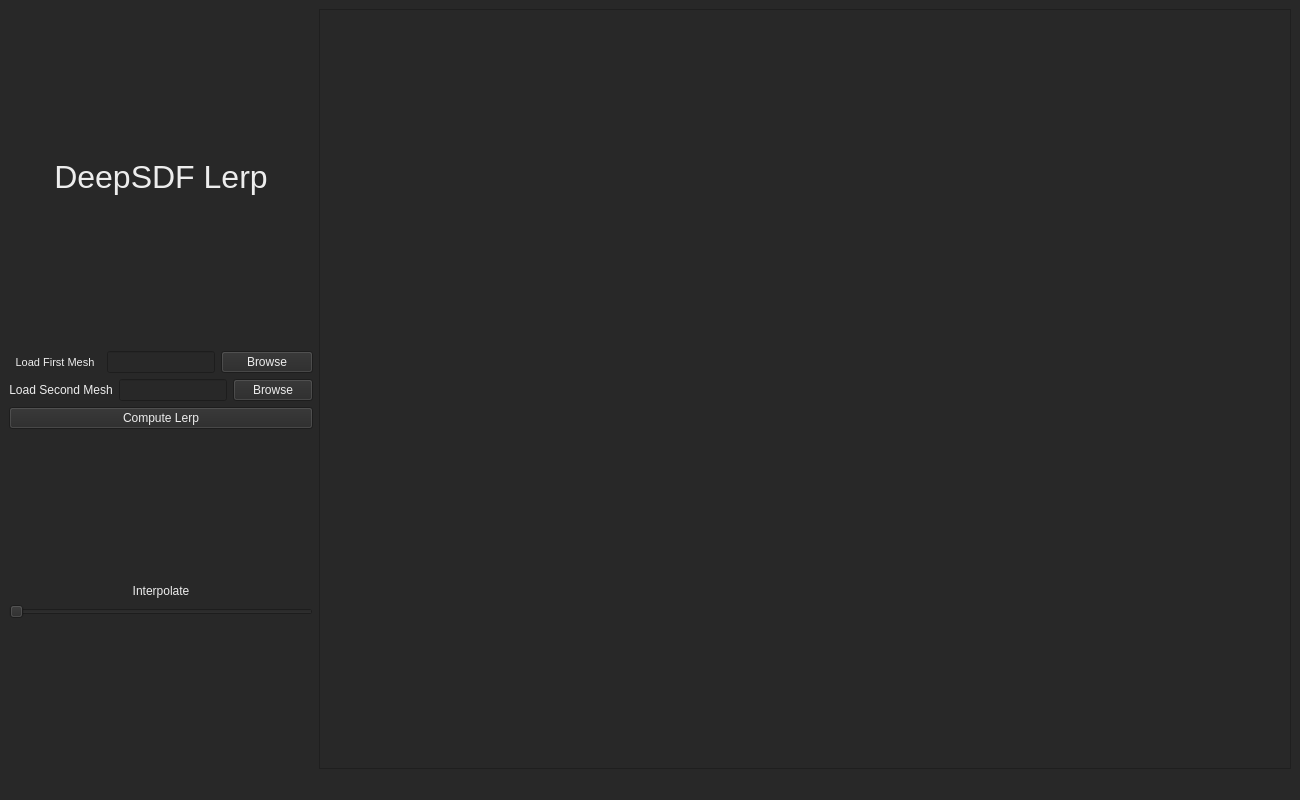
This is gui/gui.ui in Mickelbil84/DeepSDFLerp as Qt 5 draws it before an edit. The edited form follows.
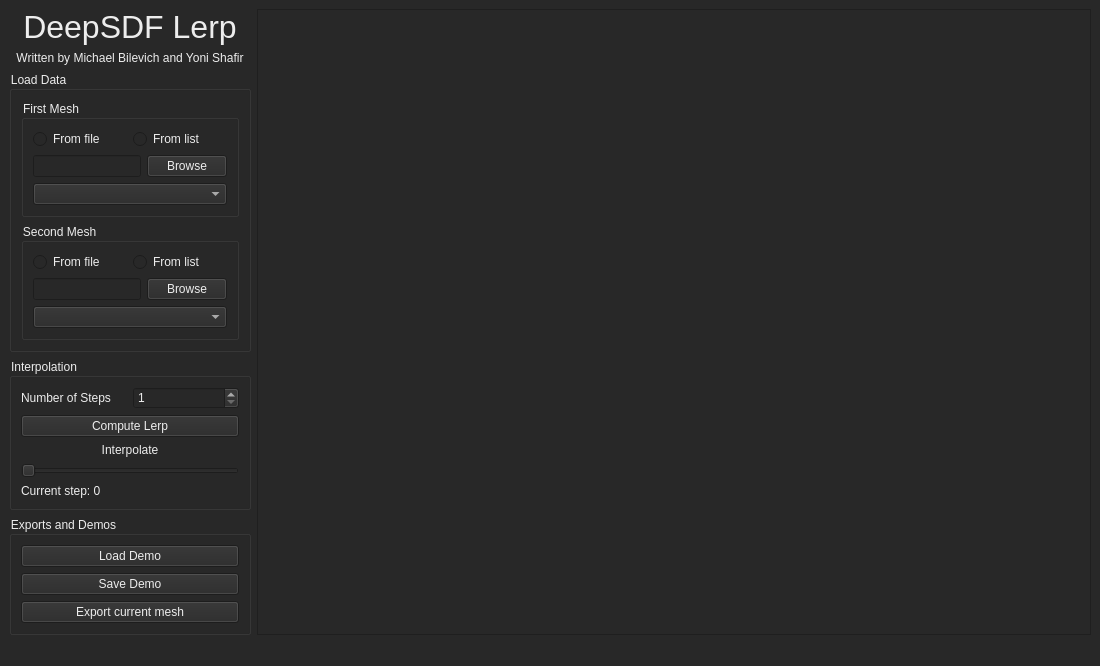
This is the edited form.

Patch:
```diff
--- a/gui/gui.ui
+++ b/gui/gui.ui
@@ -6,8 +6,8 @@
    <rect>
     <x>0</x>
     <y>0</y>
-    <width>1300</width>
-    <height>800</height>
+    <width>1100</width>
+    <height>658</height>
    </rect>
   </property>
   <property name="windowTitle">
@@ -22,19 +22,6 @@
    <layout class="QHBoxLayout" name="horizontalLayout_4">
     <item>
      <layout class="QVBoxLayout" name="verticalLayout">
-      <item>
-       <spacer name="verticalSpacer_4">
-        <property name="orientation">
-         <enum>Qt::Vertical</enum>
-        </property>
-        <property name="sizeHint" stdset="0">
-         <size>
-          <width>20</width>
-          <height>40</height>
-         </size>
-        </property>
-       </spacer>
-      </item>
       <item>
        <widget class="QLabel" name="label">
         <property name="sizePolicy">
@@ -60,43 +47,49 @@
        </widget>
       </item>
       <item>
-       <spacer name="verticalSpacer_3">
-        <property name="orientation">
-         <enum>Qt::Vertical</enum>
+       <widget class="QLabel" name="label_3">
+        <property name="text">
+         <string>Written by Michael Bilevich and Yoni Shafir</string>
         </property>
-        <property name="sizeHint" stdset="0">
-         <size>
-          <width>20</width>
-          <height>40</height>
-         </size>
+        <property name="alignment">
+         <set>Qt::AlignCenter</set>
         </property>
-       </spacer>
+       </widget>
+      </item>
+      <item>
+       <widget class="QGroupBox" name="groupBox_3">
+        <property name="title">
+         <string>Load Data</string>
+        </property>
+        <layout class="QVBoxLayout" name="verticalLayout_5">
+         <item>
+          <widget class="QGroupBox" name="groupBox">
+           <property name="title">
+            <string>First Mesh</string>
+           </property>
+           <layout class="QVBoxLayout" name="verticalLayout_3">
+            <item>
+             <layout class="QHBoxLayout" name="horizontalLayout_6">
+              <item>
+               <widget class="QRadioButton" name="first_fromFile">
+                <property name="text">
+                 <string>From file</string>
+                </property>
+               </widget>
+              </item>
+              <item>
+               <widget class="QRadioButton" name="first_fromList">
+                <property name="text">
+                 <string>From list</string>
+                </property>
+               </widget>
+              </item>
+             </layout>
       </item>
       <item>
        <layout class="QHBoxLayout" name="horizontalLayout">
         <item>
-         <widget class="QLabel" name="label_2">
-          <property name="sizePolicy">
-           <sizepolicy hsizetype="Preferred" vsizetype="Minimum">
-            <horstretch>0</horstretch>
-            <verstretch>0</verstretch>
-           </sizepolicy>
-          </property>
-          <property name="font">
-           <font>
-            <pointsize>8</pointsize>
-           </font>
-          </property>
-          <property name="text">
-           <string>Load First Mesh</string>
-          </property>
-          <property name="alignment">
-           <set>Qt::AlignCenter</set>
-          </property>
-         </widget>
-        </item>
-        <item>
-         <widget class="QLineEdit" name="lineEdit">
+               <widget class="QLineEdit" name="first_pathEdit">
           <property name="sizePolicy">
            <sizepolicy hsizetype="Minimum" vsizetype="Fixed">
             <horstretch>0</horstretch>
@@ -115,6 +108,36 @@
           </property>
           <property name="text">
            <string>Browse</string>
+                </property>
+               </widget>
+              </item>
+             </layout>
+            </item>
+            <item>
+             <widget class="QComboBox" name="fist_comboBox"/>
+            </item>
+           </layout>
+          </widget>
+         </item>
+         <item>
+          <widget class="QGroupBox" name="groupBox_2">
+           <property name="title">
+            <string>Second Mesh</string>
+           </property>
+           <layout class="QVBoxLayout" name="verticalLayout_4">
+            <item>
+             <layout class="QHBoxLayout" name="horizontalLayout_7">
+              <item>
+               <widget class="QRadioButton" name="second_fromFile">
+                <property name="text">
+                 <string>From file</string>
+                </property>
+               </widget>
+              </item>
+              <item>
+               <widget class="QRadioButton" name="second_fromList">
+                <property name="text">
+                 <string>From list</string>
           </property>
          </widget>
         </item>
@@ -123,33 +146,23 @@
       <item>
        <layout class="QHBoxLayout" name="horizontalLayout_3">
         <item>
-         <widget class="QLabel" name="label_3">
+               <widget class="QLineEdit" name="second_pathEdit">
           <property name="sizePolicy">
-           <sizepolicy hsizetype="Preferred" vsizetype="Minimum">
+                 <sizepolicy hsizetype="Minimum" vsizetype="Fixed">
             <horstretch>0</horstretch>
             <verstretch>0</verstretch>
            </sizepolicy>
           </property>
-          <property name="text">
-           <string>Load Second Mesh</string>
-          </property>
-          <property name="alignment">
-           <set>Qt::AlignCenter</set>
-          </property>
          </widget>
         </item>
         <item>
-         <widget class="QLineEdit" name="lineEdit_3">
+               <widget class="QPushButton" name="second_browseButton">
           <property name="sizePolicy">
            <sizepolicy hsizetype="Minimum" vsizetype="Fixed">
             <horstretch>0</horstretch>
             <verstretch>0</verstretch>
            </sizepolicy>
           </property>
-         </widget>
-        </item>
-        <item>
-         <widget class="QPushButton" name="pushButton_3">
           <property name="text">
            <string>Browse</string>
           </property>
@@ -158,25 +171,51 @@
        </layout>
       </item>
       <item>
-       <widget class="QPushButton" name="pushButton_4">
+             <widget class="QComboBox" name="second_comboBox"/>
+            </item>
+           </layout>
+          </widget>
+         </item>
+        </layout>
+       </widget>
+      </item>
+      <item>
+       <widget class="QGroupBox" name="groupBox_4">
+        <property name="title">
+         <string>Interpolation</string>
+        </property>
+        <layout class="QVBoxLayout" name="verticalLayout_6">
+         <item>
+          <layout class="QHBoxLayout" name="horizontalLayout_8">
+           <item>
+            <widget class="QLabel" name="label_2">
+             <property name="text">
+              <string>Number of Steps</string>
+             </property>
+            </widget>
+           </item>
+           <item>
+            <widget class="QSpinBox" name="numStepsSpinbox">
+             <property name="minimum">
+              <number>1</number>
+             </property>
+             <property name="maximum">
+              <number>20</number>
+             </property>
+             <property name="value">
+              <number>1</number>
+             </property>
+            </widget>
+           </item>
+          </layout>
+         </item>
+         <item>
+          <widget class="QPushButton" name="lerpButton">
         <property name="text">
          <string>Compute Lerp</string>
         </property>
        </widget>
       </item>
-      <item>
-       <spacer name="verticalSpacer_2">
-        <property name="orientation">
-         <enum>Qt::Vertical</enum>
-        </property>
-        <property name="sizeHint" stdset="0">
-         <size>
-          <width>20</width>
-          <height>40</height>
-         </size>
-        </property>
-       </spacer>
-      </item>
       <item>
        <widget class="QLabel" name="label_4">
         <property name="sizePolicy">
@@ -194,7 +233,7 @@
        </widget>
       </item>
       <item>
-       <widget class="QSlider" name="horizontalSlider">
+          <widget class="QSlider" name="interpolateSlider">
         <property name="sizePolicy">
          <sizepolicy hsizetype="Minimum" vsizetype="Fixed">
           <horstretch>0</horstretch>
@@ -207,6 +246,46 @@
        </widget>
       </item>
       <item>
+          <widget class="QLabel" name="currentStepLabel">
+           <property name="text">
+            <string>Current step: 0</string>
+           </property>
+          </widget>
+         </item>
+        </layout>
+       </widget>
+      </item>
+      <item>
+       <widget class="QGroupBox" name="groupBox_5">
+        <property name="title">
+         <string>Exports and Demos</string>
+        </property>
+        <layout class="QVBoxLayout" name="verticalLayout_7">
+         <item>
+          <widget class="QPushButton" name="loadDemoButton">
+           <property name="text">
+            <string>Load Demo</string>
+           </property>
+          </widget>
+         </item>
+         <item>
+          <widget class="QPushButton" name="saveDemoButton">
+           <property name="text">
+            <string>Save Demo</string>
+           </property>
+          </widget>
+         </item>
+         <item>
+          <widget class="QPushButton" name="exportCurrentMeshButton">
+           <property name="text">
+            <string>Export current mesh</string>
+           </property>
+          </widget>
+         </item>
+        </layout>
+       </widget>
+      </item>
+      <item>
        <spacer name="verticalSpacer">
         <property name="orientation">
          <enum>Qt::Vertical</enum>
```
Left out of the diff: 22 changed lines with no effect on the pictures. Lines whose indentation alone changed are shown as unchanged.
